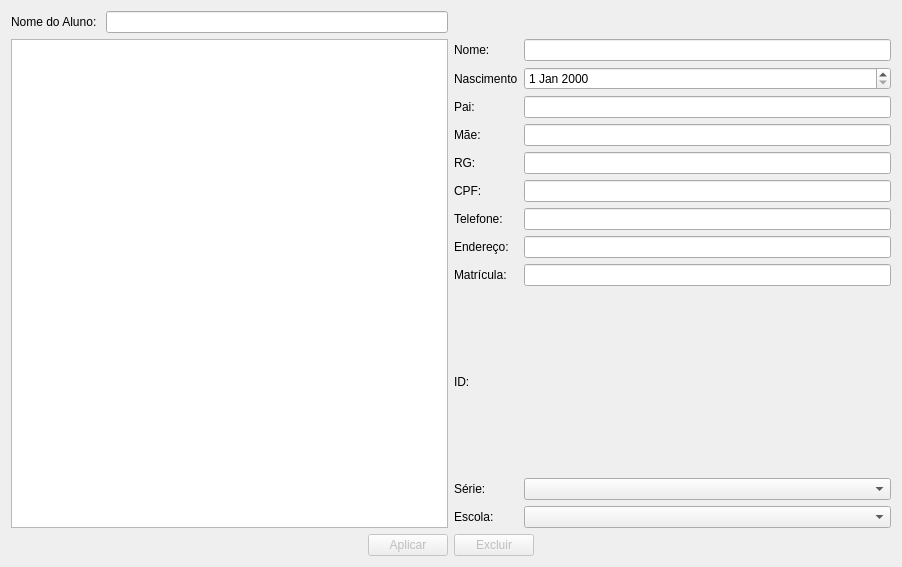
This is src/main/resources/base/ui/widgets/editarOuExcluir.ui in matheusfillipe/ganec as Qt 5 draws it before an edit. The edited form follows.
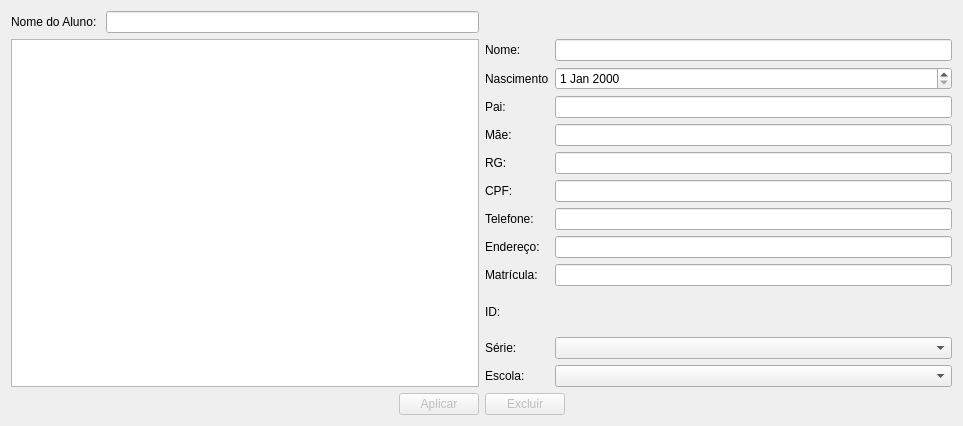
This is the edited form.

```diff
--- a/src/main/resources/base/ui/widgets/editarOuExcluir.ui
+++ b/src/main/resources/base/ui/widgets/editarOuExcluir.ui
@@ -6,8 +6,8 @@
    <rect>
     <x>0</x>
     <y>0</y>
-    <width>902</width>
-    <height>567</height>
+    <width>963</width>
+    <height>426</height>
    </rect>
   </property>
   <property name="windowTitle">
```
